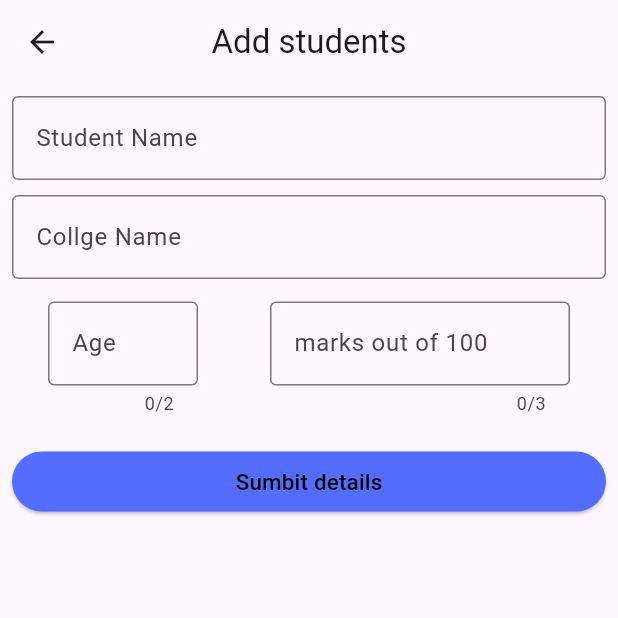
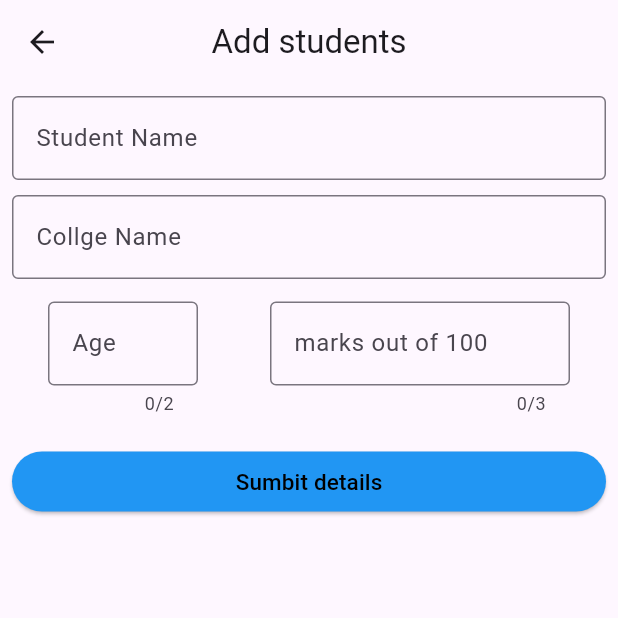
Before and after one commit to piyusshh07/crud_app, a Flutter app: the AddingData screen opened directly, on a phone screen of 412 x 824 dp, the top half of it. Run offline on Flutter 3.47's test engine with Material 3 defaults, Android fonts, the phone set to English and light mode, and no system bars; our stand-ins replace cloud_firestore, firebase_core; accounts and stored records are empty.

Commit message:
minor changes

```diff
--- a/lib/Widgets/adding_data.dart
+++ b/lib/Widgets/adding_data.dart
@@ -136,7 +136,7 @@ class _AddingdataState extends State<AddingData> {
                     width: double.infinity,
                     child: ElevatedButton(
                         style: ElevatedButton.styleFrom(
-                            backgroundColor: Colors.indigoAccent,
+                            backgroundColor: Colors.blue,
                             foregroundColor: Colors.black),
                         onPressed: () {
                           Submit();
--- a/lib/Widgets/listitem.dart
+++ b/lib/Widgets/listitem.dart
@@ -32,7 +32,7 @@ class Listitem extends StatelessWidget {
       ),
       subtitle: Text(College),
       trailing:
-               Text(Marks.toString(), style: TextStyle(fontSize: 20,color: Colors.green)));
+               Text(Marks.toString(), style: const TextStyle(fontSize: 20,color: Colors.green)));
 
   }
 }
```
Also changed, not shown: lib/Widgets/update_data.dart (+8 -5 lines).
